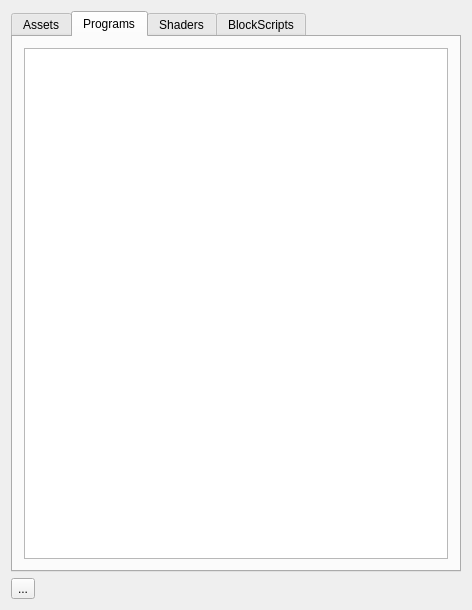
Before: the Qt Designer form Source/Editor/AssetLibrary/AssetLibraryWidget.ui in PegasusEngine/Pegasus, drawn with Qt 5.
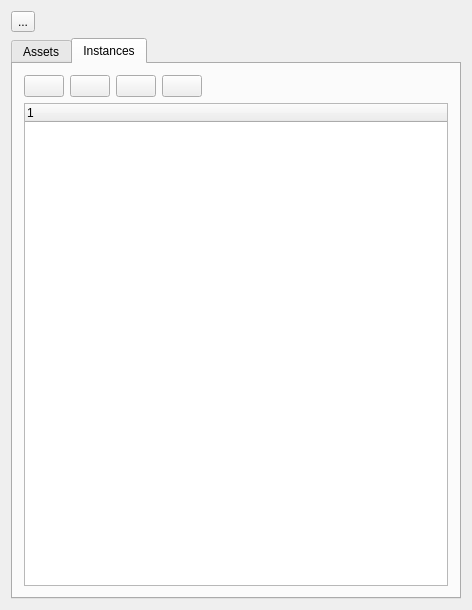
After: the same form once the commit is applied. The open tabs and pages were chosen to show the change. Icons and pictures are not drawn.

Commit message: [ASSET/EDITOR] Pegasus AssetLib 2.0: * Added concept of categories. Categories allow us to sort assets by type / and by owner block. * Each block has a reference to a class called Category, part of the AssetLib package. * The assetLib can then access these categories and give the proper asset within them.

What changed in the file:
```diff
--- a/Source/Editor/AssetLibrary/AssetLibraryWidget.ui
+++ b/Source/Editor/AssetLibrary/AssetLibraryWidget.ui
@@ -15,6 +15,34 @@
   </property>
   <widget class="QWidget" name="dockWidgetContents">
    <layout class="QVBoxLayout" name="verticalLayout">
+    <item>
+     <layout class="QHBoxLayout" name="horizontalLayout">
+      <item>
+       <widget class="QToolButton" name="AddAssetButton">
+        <property name="text">
+         <string>...</string>
+        </property>
+        <property name="icon">
+         <iconset resource="../Resources/Resources.qrc">
+          <normaloff>:/TimelineToolbar/Add16.png</normaloff>:/TimelineToolbar/Add16.png</iconset>
+        </property>
+       </widget>
+      </item>
+      <item>
+       <spacer name="horizontalSpacer">
+        <property name="orientation">
+         <enum>Qt::Horizontal</enum>
+        </property>
+        <property name="sizeHint" stdset="0">
+         <size>
+          <width>40</width>
+          <height>20</height>
+         </size>
+        </property>
+       </spacer>
+      </item>
+     </layout>
+    </item>
     <item>
      <widget class="QTabWidget" name="AssetLibMasterTab">
       <property name="currentIndex">
@@ -36,49 +64,68 @@
       </widget>
       <widget class="QWidget" name="Programs_tab">
        <attribute name="title">
-        <string>Programs</string>
+        <string>Instances</string>
        </attribute>
        <layout class="QVBoxLayout" name="verticalLayout_2">
         <item>
-         <widget class="QTreeView" name="ProgramTreeView">
-          <property name="selectionBehavior">
-           <enum>QAbstractItemView::SelectItems</enum>
-          </property>
-          <property name="itemsExpandable">
-           <bool>true</bool>
-          </property>
-         </widget>
-        </item>
-       </layout>
-      </widget>
-      <widget class="QWidget" name="Shaders_tab">
-       <attribute name="title">
-        <string>Shaders</string>
-       </attribute>
-       <layout class="QVBoxLayout" name="verticalLayout_4">
+         <layout class="QVBoxLayout" name="verticalLayout_5">
+          <item>
+           <layout class="QHBoxLayout" name="horizontalLayout_2">
+            <item>
+             <widget class="QPushButton" name="sortByCategoryButton">
+              <property name="toolTip">
+               <string>Filter asset instances by categories (their owner block)</string>
+              </property>
+              <property name="text">
+               <string/>
+              </property>
+              <property name="icon">
+               <iconset resource="../Resources/Resources.qrc">
+                <normaloff>:/PropertyGridClasses/Class16.png</normaloff>:/PropertyGridClasses/Class16.png</iconset>
+              </property>
+             </widget>
+            </item>
         <item>
-         <widget class="QTreeView" name="ShaderTreeView"/>
-        </item>
-       </layout>
-      </widget>
-      <widget class="QWidget" name="BlockScript_tab">
-       <attribute name="title">
-        <string>BlockScripts</string>
-       </attribute>
-       <layout class="QVBoxLayout" name="verticalLayout_3">
-        <item>
-         <widget class="QTreeView" name="BlockScriptTreeView"/>
-        </item>
-       </layout>
-      </widget>
-     </widget>
+             <widget class="QPushButton" name="sortByTypeButton">
+              <property name="toolTip">
+               <string>Filter asset instances by their type.</string>
+              </property>
+              <property name="text">
+               <string/>
+              </property>
+              <property name="icon">
+               <iconset resource="../Resources/Resources.qrc">
+                <normaloff>:/PropertyGridClasses/Property16.png</normaloff>:/PropertyGridClasses/Property16.png</iconset>
+              </property>
+             </widget>
+            </item>
+            <item>
+             <widget class="QPushButton" name="expandButton">
+              <property name="toolTip">
+               <string>Expand all.</string>
+              </property>
+              <property name="text">
+               <string/>
+              </property>
+              <property name="icon">
+               <iconset resource="../Resources/Resources.qrc">
+                <normaloff>:/AssetLibrary/expandall.jpg</normaloff>:/AssetLibrary/expandall.jpg</iconset>
+              </property>
+              <property name="iconSize">
+               <size>
+                <width>16</width>
+                <height>16</height>
+               </size>
+              </property>
+             </widget>
     </item>
     <item>
-     <layout class="QHBoxLayout" name="horizontalLayout">
-      <item>
-       <widget class="QToolButton" name="AddAssetButton">
+             <widget class="QPushButton" name="collapseButton">
+              <property name="toolTip">
+               <string>Collapse all.</string>
+              </property>
         <property name="text">
-         <string>...</string>
+               <string/>
         </property>
         <property name="icon">
          <iconset resource="../Resources/Resources.qrc">
@@ -87,7 +134,7 @@
        </widget>
       </item>
       <item>
-       <spacer name="horizontalSpacer">
+             <spacer name="horizontalSpacer_2">
         <property name="orientation">
          <enum>Qt::Horizontal</enum>
         </property>
@@ -100,6 +147,25 @@
        </spacer>
       </item>
      </layout>
+          </item>
+         </layout>
+        </item>
+        <item>
+         <layout class="QHBoxLayout" name="horizontalLayout_3">
+          <item>
+           <widget class="QTreeWidget" name="instanceTreeWidget">
+            <column>
+             <property name="text">
+              <string notr="true">1</string>
+             </property>
+            </column>
+           </widget>
+          </item>
+         </layout>
+        </item>
+       </layout>
+      </widget>
+     </widget>
     </item>
    </layout>
   </widget>
```
Left out of the diff: 51 changed lines with no effect on the pictures. Lines whose indentation alone changed are shown as unchanged. The commit also changes 234 other files.
